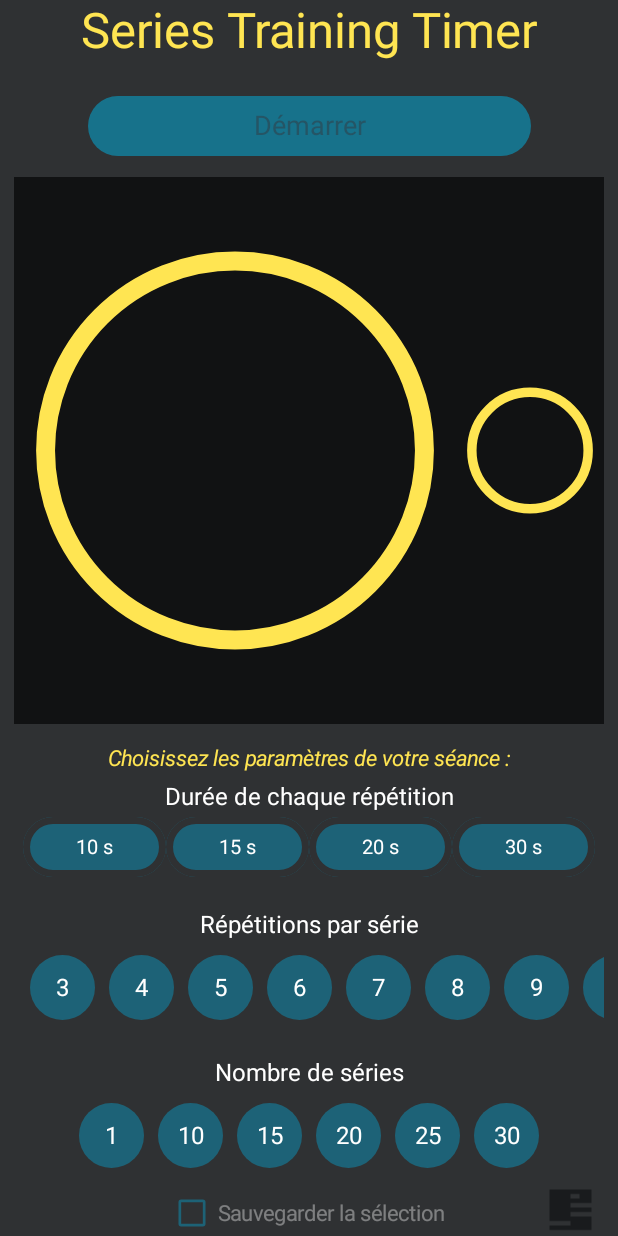
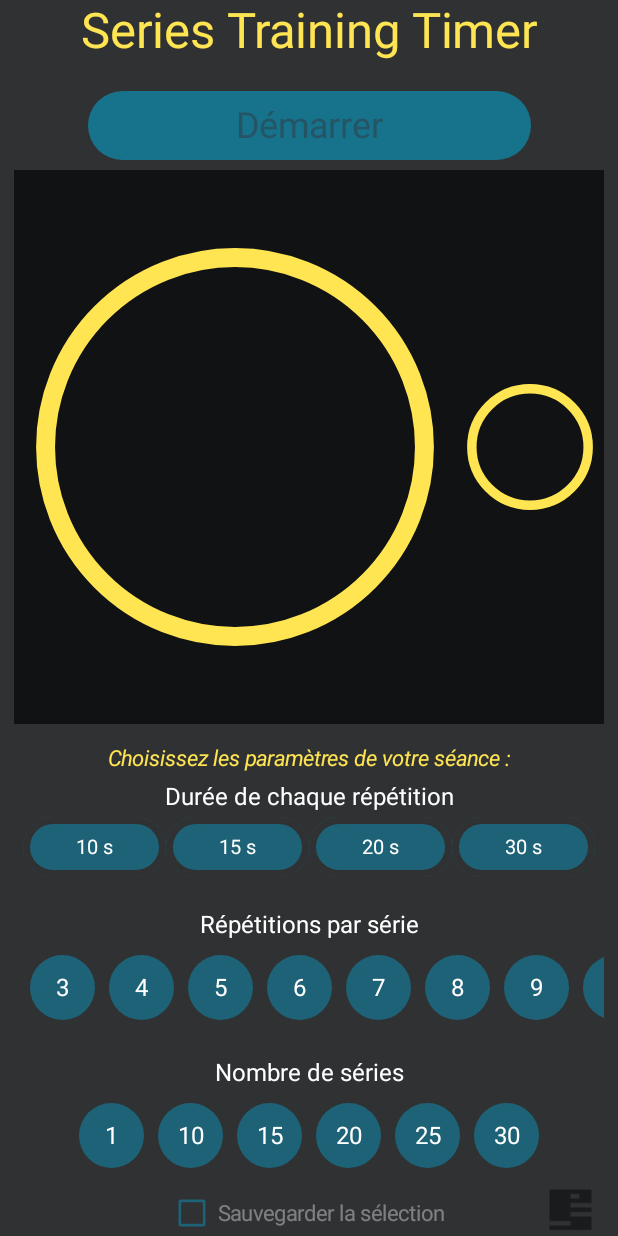
Before and after one commit to schmouk/ArcheryTrainingTimer, an Android app built with Jetpack Compose: the screen it shows after launch (MainActivity), on a phone screen of 412 x 824 dp. Run offline under Robolectric (Android 15) with nearby library versions, the phone set to English and light mode, and no system bars.

Commit message:
#102-augment height of Start/Stop button
Completed. Partially tested.

```diff
--- a/ArcheryTrainingTimer/app/src/main/java/com/github/schmouk/archerytrainingtimer/MainActivity.kt
+++ b/ArcheryTrainingTimer/app/src/main/java/com/github/schmouk/archerytrainingtimer/MainActivity.kt
@@ -780,11 +780,13 @@ fun SimpleScreen(
                 )
 
                 // --- 2. First Row: Start Button and related items ---
+                val buttonScaling = 1f / 17.8f
+                val buttonHeight = currentScreenHeightDp.value * buttonScaling  //deviceScaling(56)
                 Row(
                     modifier = Modifier
                         .fillMaxWidth()
                         .padding(vertical = deviceScaling(8).dp)
-                        .height(deviceScaling(56).dp),
+                        .height(buttonHeight.dp),
                         //.height(IntrinsicSize.Min) // Let the content determine heigt, or set fixed like 64.dp
                     horizontalArrangement = Arrangement.Center,
                     //verticalAlignment = Alignment.CenterVertically
@@ -833,7 +835,8 @@ fun SimpleScreen(
                         ),
                         modifier = Modifier
                             .fillMaxWidth(0.75f)
-                            .scale(horizontalScaleFactor)
+                            .fillMaxHeight(1f)
+                            //.scale(horizontalScaleFactor)
                     ) {
                         Text(
                             text = stringResource(id = if (isTimerRunning) R.string.stop_button else R.string.start_button),
@@ -841,7 +844,8 @@ fun SimpleScreen(
                                 color = if (allSelectionsMade && !isRestMode) AppButtonTextColor
                                         else AppButtonTextColor.copy(alpha = 0.5f)
                             ),
-                            fontSize = (18 * horizontalScaleFactor).sp // Example scaled font size
+                            //fontSize = (18 * horizontalScaleFactor).sp
+                            fontSize = (18 * buttonHeight / 35f).sp
                         )
                     }
 
@@ -972,7 +976,7 @@ fun SimpleScreen(
 
                                 // "Rest..." Text, displayed only during rest mode
                                 if (isRestMode) {
-                                    val restTextSizePx = targetTextHeightPx * 0.22f + 0.5f
+                                    val restTextSizePx = targetTextHeightPx * 0.22f
                                     val restTextPaint = TextPaint(Paint.ANTI_ALIAS_FLAG).apply {
                                         color = WABlueColor.toArgb()
                                         textSize = if (restTextSizePx < 16f) 16f else restTextSizePx  //adaptiveInitialRestFontSize.toPx()
@@ -989,17 +993,6 @@ fun SimpleScreen(
                                     )
                                 }
                             }
-                            /*
-                            AdaptiveText(
-                                text = stringResource(id = if (isRestMode) R.string.rest_indicator else R.string.empty_string),
-                                modifier = Modifier.padding(top = 0.dp),
-                                color = WABlueColor,
-                                fontWeight = FontWeight.Bold,
-                                fontStyle = FontStyle.Italic,
-                                targetWidth = Dp(circleRadius * 1.2f),
-                                initialFontSize = adaptiveInitialRestFontSize
-                            )
-                            */
                         }
                     }
 
```
